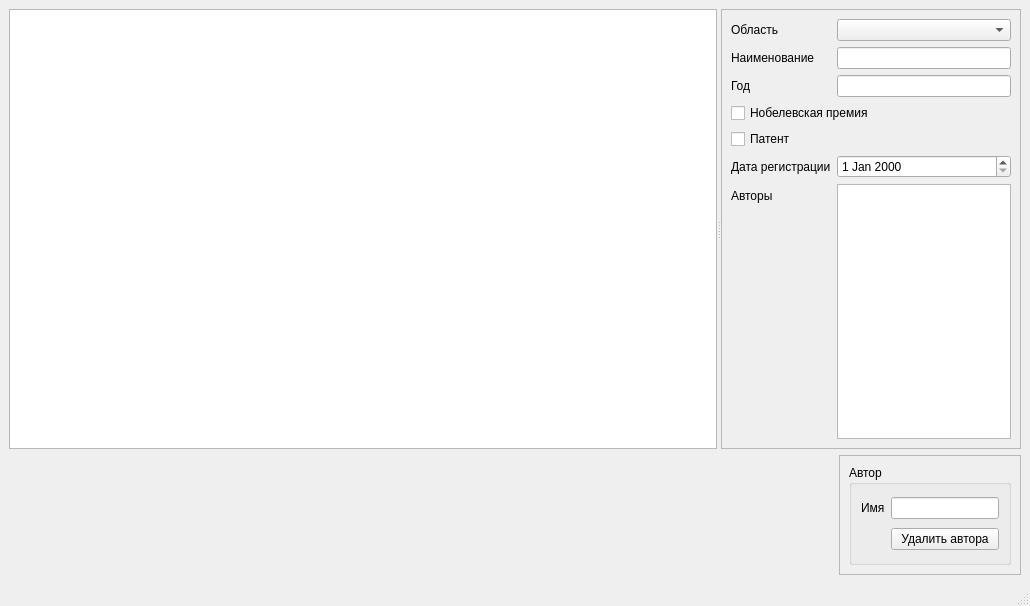
Before: the Qt Designer form C++/Qt/3labs/solutions/inventions-v2/mainwindow.ui in sirvickr/homework, drawn with Qt 5.
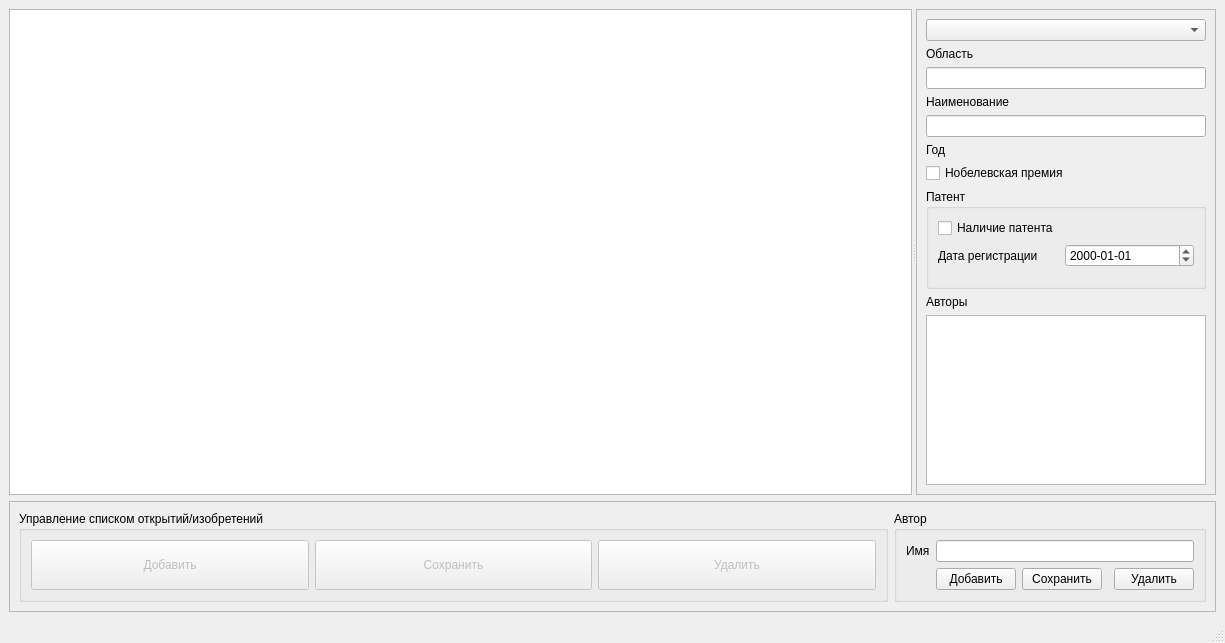
After: the same form once the commit is applied.

```diff
--- a/C++/Qt/3labs/solutions/inventions-v2/mainwindow.ui
+++ b/C++/Qt/3labs/solutions/inventions-v2/mainwindow.ui
@@ -6,14 +6,26 @@
    <rect>
     <x>0</x>
     <y>0</y>
-    <width>1030</width>
-    <height>606</height>
+    <width>1225</width>
+    <height>643</height>
    </rect>
   </property>
+  <property name="minimumSize">
+   <size>
+    <width>0</width>
+    <height>550</height>
+   </size>
+  </property>
   <property name="windowTitle">
    <string>База данных открытий/изобретений</string>
   </property>
   <widget class="QWidget" name="centralwidget">
+   <property name="minimumSize">
+    <size>
+     <width>0</width>
+     <height>0</height>
+    </size>
+   </property>
    <layout class="QVBoxLayout" name="verticalLayout">
     <item>
      <widget class="QSplitter" name="splitter">
@@ -47,38 +59,38 @@
        <property name="frameShadow">
         <enum>QFrame::Raised</enum>
        </property>
-       <layout class="QFormLayout" name="formLayout">
-        <item row="0" column="0">
+       <layout class="QVBoxLayout" name="verticalLayout_2">
+        <item>
+         <widget class="QComboBox" name="cbxRealm"/>
+        </item>
+        <item>
          <widget class="QLabel" name="label">
           <property name="text">
            <string>Область</string>
           </property>
          </widget>
         </item>
-        <item row="0" column="1">
-         <widget class="QComboBox" name="cbxRealm"/>
+        <item>
+         <widget class="QLineEdit" name="txtName"/>
         </item>
-        <item row="1" column="0">
+        <item>
          <widget class="QLabel" name="label_2">
           <property name="text">
            <string>Наименование</string>
           </property>
          </widget>
         </item>
-        <item row="1" column="1">
-         <widget class="QLineEdit" name="txtName"/>
+        <item>
+         <widget class="QLineEdit" name="txtYear"/>
         </item>
-        <item row="2" column="0">
+        <item>
          <widget class="QLabel" name="label_3">
           <property name="text">
            <string>Год</string>
           </property>
          </widget>
         </item>
-        <item row="2" column="1">
-         <widget class="QLineEdit" name="txtYear"/>
-        </item>
-        <item row="3" column="0" colspan="2">
+        <item>
          <widget class="QCheckBox" name="chkAward">
           <property name="sizePolicy">
            <sizepolicy hsizetype="Expanding" vsizetype="Fixed">
@@ -94,72 +106,155 @@
           </property>
          </widget>
         </item>
-        <item row="4" column="0" colspan="2">
-         <widget class="QCheckBox" name="chkPatent">
-          <property name="sizePolicy">
-           <sizepolicy hsizetype="Expanding" vsizetype="Fixed">
-            <horstretch>0</horstretch>
-            <verstretch>0</verstretch>
-           </sizepolicy>
+        <item>
+         <widget class="QGroupBox" name="groupBox_3">
+          <property name="minimumSize">
+           <size>
+            <width>0</width>
+            <height>100</height>
+           </size>
           </property>
-          <property name="text">
+          <property name="title">
            <string>Патент</string>
           </property>
+          <layout class="QFormLayout" name="formLayout">
+           <item row="0" column="0">
+            <widget class="QCheckBox" name="chkPatent">
+             <property name="sizePolicy">
+              <sizepolicy hsizetype="Expanding" vsizetype="Fixed">
+               <horstretch>0</horstretch>
+               <verstretch>0</verstretch>
+              </sizepolicy>
+             </property>
+             <property name="text">
+              <string>Наличие патента</string>
+             </property>
+            </widget>
+           </item>
+           <item row="1" column="0">
+            <widget class="QLabel" name="lblPatentReg">
+             <property name="enabled">
+              <bool>true</bool>
+             </property>
+             <property name="text">
+              <string>Дата регистрации</string>
+             </property>
+            </widget>
+           </item>
+           <item row="1" column="1">
+            <widget class="QDateEdit" name="datPatentReg">
+             <property name="enabled">
+              <bool>true</bool>
+             </property>
+             <property name="minimumDate">
+              <date>
+               <year>1900</year>
+               <month>1</month>
+               <day>1</day>
+              </date>
+             </property>
+             <property name="displayFormat">
+              <string>yyyy-MM-dd</string>
+             </property>
+            </widget>
+           </item>
+          </layout>
          </widget>
         </item>
-        <item row="5" column="0">
-         <widget class="QLabel" name="lblPatentReg">
-          <property name="enabled">
-           <bool>true</bool>
-          </property>
-          <property name="text">
-           <string>Дата регистрации</string>
-          </property>
-         </widget>
-        </item>
-        <item row="6" column="0">
+        <item>
          <widget class="QLabel" name="label_4">
           <property name="text">
            <string>Авторы</string>
           </property>
          </widget>
         </item>
-        <item row="5" column="1">
-         <widget class="QDateEdit" name="datPatentReg">
-          <property name="enabled">
-           <bool>true</bool>
+        <item>
+         <widget class="QListWidget" name="lstAutors">
+          <property name="minimumSize">
+           <size>
+            <width>0</width>
+            <height>50</height>
+           </size>
           </property>
          </widget>
         </item>
-        <item row="6" column="1">
-         <widget class="QListWidget" name="lstAutors"/>
-        </item>
        </layout>
       </widget>
      </widget>
     </item>
-    <item alignment="Qt::AlignRight">
-     <widget class="QFrame" name="frame_2">
-      <property name="minimumSize">
-       <size>
-        <width>0</width>
-        <height>120</height>
-       </size>
-      </property>
-      <property name="maximumSize">
-       <size>
-        <width>16777215</width>
-        <height>120</height>
-       </size>
-      </property>
+    <item>
+     <widget class="QFrame" name="frmControl">
       <property name="frameShape">
        <enum>QFrame::StyledPanel</enum>
       </property>
       <property name="frameShadow">
        <enum>QFrame::Raised</enum>
       </property>
-      <layout class="QGridLayout" name="gridLayout_2">
-       <item row="0" column="0">
+      <layout class="QHBoxLayout" name="horizontalLayout">
+       <item>
+        <widget class="QGroupBox" name="groupBox_2">
+         <property name="sizePolicy">
+          <sizepolicy hsizetype="Preferred" vsizetype="Preferred">
+           <horstretch>0</horstretch>
+           <verstretch>0</verstretch>
+          </sizepolicy>
+         </property>
+         <property name="title">
+          <string>Управление списком открытий/изобретений</string>
+         </property>
+         <layout class="QHBoxLayout" name="horizontalLayout_2">
+          <item>
+           <widget class="QPushButton" name="btnAdd">
+            <property name="enabled">
+             <bool>false</bool>
+            </property>
+            <property name="sizePolicy">
+             <sizepolicy hsizetype="Minimum" vsizetype="Preferred">
+              <horstretch>0</horstretch>
+              <verstretch>0</verstretch>
+             </sizepolicy>
+            </property>
+            <property name="text">
+             <string>Добавить</string>
+            </property>
+           </widget>
+          </item>
+          <item>
+           <widget class="QPushButton" name="btnSave">
+            <property name="enabled">
+             <bool>false</bool>
+            </property>
+            <property name="sizePolicy">
+             <sizepolicy hsizetype="Minimum" vsizetype="Preferred">
+              <horstretch>0</horstretch>
+              <verstretch>0</verstretch>
+             </sizepolicy>
+            </property>
+            <property name="text">
+             <string>Сохранить</string>
+            </property>
+           </widget>
+          </item>
+          <item>
+           <widget class="QPushButton" name="btnDelete">
+            <property name="enabled">
+             <bool>false</bool>
+            </property>
+            <property name="sizePolicy">
+             <sizepolicy hsizetype="Minimum" vsizetype="Preferred">
+              <horstretch>0</horstretch>
+              <verstretch>0</verstretch>
+             </sizepolicy>
+            </property>
+            <property name="text">
+             <string>Удалить</string>
+            </property>
+           </widget>
+          </item>
+         </layout>
+        </widget>
+       </item>
+       <item>
         <widget class="QGroupBox" name="groupBox">
          <property name="sizePolicy">
           <sizepolicy hsizetype="Fixed" vsizetype="Preferred">
@@ -178,13 +273,45 @@
             </property>
            </widget>
           </item>
-          <item row="0" column="1">
+          <item row="1" column="4">
+           <widget class="QPushButton" name="btnDelAuthor">
+            <property name="sizePolicy">
+             <sizepolicy hsizetype="Fixed" vsizetype="Fixed">
+              <horstretch>0</horstretch>
+              <verstretch>0</verstretch>
+             </sizepolicy>
+            </property>
+            <property name="text">
+             <string>Удалить</string>
+            </property>
+           </widget>
+          </item>
+          <item row="0" column="1" colspan="4">
            <widget class="QLineEdit" name="txtAuthor"/>
           </item>
+          <item row="1" column="2">
+           <widget class="QPushButton" name="btnSaveAuthor">
+            <property name="sizePolicy">
+             <sizepolicy hsizetype="Fixed" vsizetype="Fixed">
+              <horstretch>0</horstretch>
+              <verstretch>0</verstretch>
+             </sizepolicy>
+            </property>
+            <property name="text">
+             <string>Сохранить</string>
+            </property>
+           </widget>
+          </item>
           <item row="1" column="1">
-           <widget class="QPushButton" name="btnDelAuthor">
+           <widget class="QPushButton" name="btnAddAuthor">
+            <property name="sizePolicy">
+             <sizepolicy hsizetype="Fixed" vsizetype="Fixed">
+              <horstretch>0</horstretch>
+              <verstretch>0</verstretch>
+             </sizepolicy>
+            </property>
             <property name="text">
-             <string>Удалить автора</string>
+             <string>Добавить</string>
             </property>
            </widget>
           </item>
```
Left out of the diff: 2 changed lines with no effect on the pictures.
